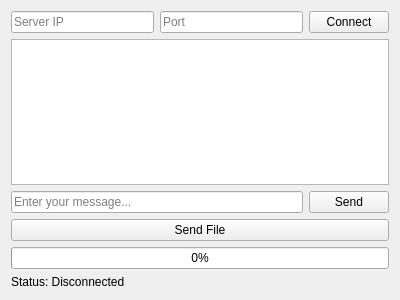
Before: the Qt Designer form client_src/chatClient.ui in zhanghowe22/ChatRoom, drawn with Qt 5.
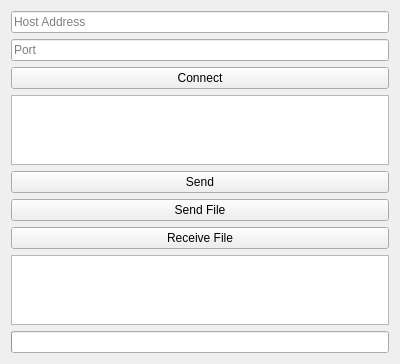
After: the same form once the commit is applied.

Commit message: chatClient: 客户端

```diff
--- a/client_src/chatClient.ui
+++ b/client_src/chatClient.ui
@@ -15,11 +15,9 @@
   </property>
   <layout class="QVBoxLayout" name="verticalLayout">
    <item>
-    <layout class="QHBoxLayout" name="horizontalLayout">
-     <item>
       <widget class="QLineEdit" name="lineEditHost">
        <property name="placeholderText">
-        <string>Server IP</string>
+      <string>Host Address</string>
        </property>
       </widget>
      </item>
@@ -37,19 +35,8 @@
        </property>
       </widget>
      </item>
-    </layout>
-   </item>
    <item>
-    <widget class="QTextBrowser" name="textBrowserChat"/>
-   </item>
-   <item>
-    <layout class="QHBoxLayout" name="horizontalLayout_2">
-     <item>
-      <widget class="QLineEdit" name="lineEditMessage">
-       <property name="placeholderText">
-        <string>Enter your message...</string>
-       </property>
-      </widget>
+    <widget class="QTextEdit" name="textEditMessage"/>
      </item>
      <item>
       <widget class="QPushButton" name="sendButton">
@@ -58,8 +45,6 @@
        </property>
       </widget>
      </item>
-    </layout>
-   </item>
    <item>
     <widget class="QPushButton" name="sendFileButton">
      <property name="text">
@@ -68,19 +53,18 @@
     </widget>
    </item>
    <item>
-    <widget class="QProgressBar" name="progressBar">
-     <property name="value">
-      <number>0</number>
-     </property>
-    </widget>
-   </item>
-   <item>
-    <widget class="QLabel" name="statusLabel">
+    <widget class="QPushButton" name="receiveFileButton">
      <property name="text">
-      <string>Status: Disconnected</string>
+      <string>Receive File</string>
      </property>
     </widget>
    </item>
+   <item>
+    <widget class="QTextBrowser" name="textBrowserChat"/>
+   </item>
+   <item>
+    <widget class="QProgressBar" name="progressBar"/>
+   </item>
   </layout>
  </widget>
  <resources/>
```
Left out of the diff: 2 changed lines with no effect on the pictures. Lines whose indentation alone changed are shown as unchanged. The commit also changes 3 other files.
